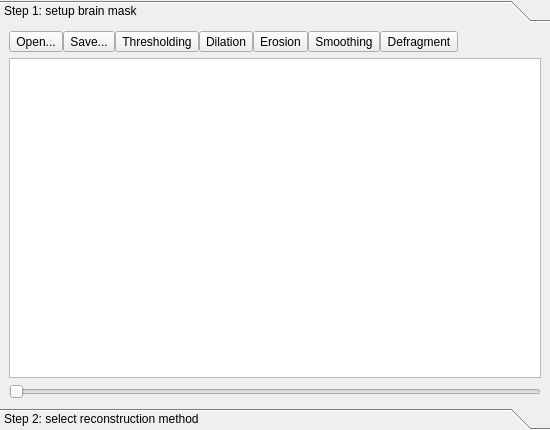
This is reconstruction/reconstruction_window.ui in frankyeh/DSI-Studio as Qt 5 draws it before an edit. The edited form follows.
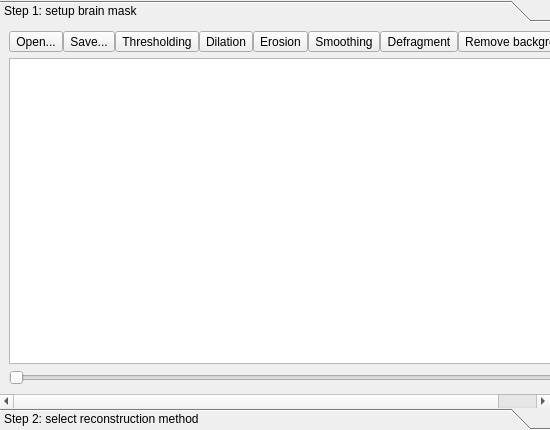
This is the edited form. The open tabs and pages were chosen to show the change.

Commit message: allow background removal in reco

The edit to the form file:
```diff
--- a/reconstruction/reconstruction_window.ui
+++ b/reconstruction/reconstruction_window.ui
@@ -117,6 +117,13 @@
                 </property>
                </widget>
               </item>
+              <item>
+               <widget class="QToolButton" name="remove_background">
+                <property name="text">
+                 <string>Remove background</string>
+                </property>
+               </widget>
+              </item>
               <item>
                <spacer name="horizontalSpacer_2">
                 <property name="orientation">
```
Left out of the diff: 4 changed lines with no effect on the pictures. The commit also changes 9 other files.
